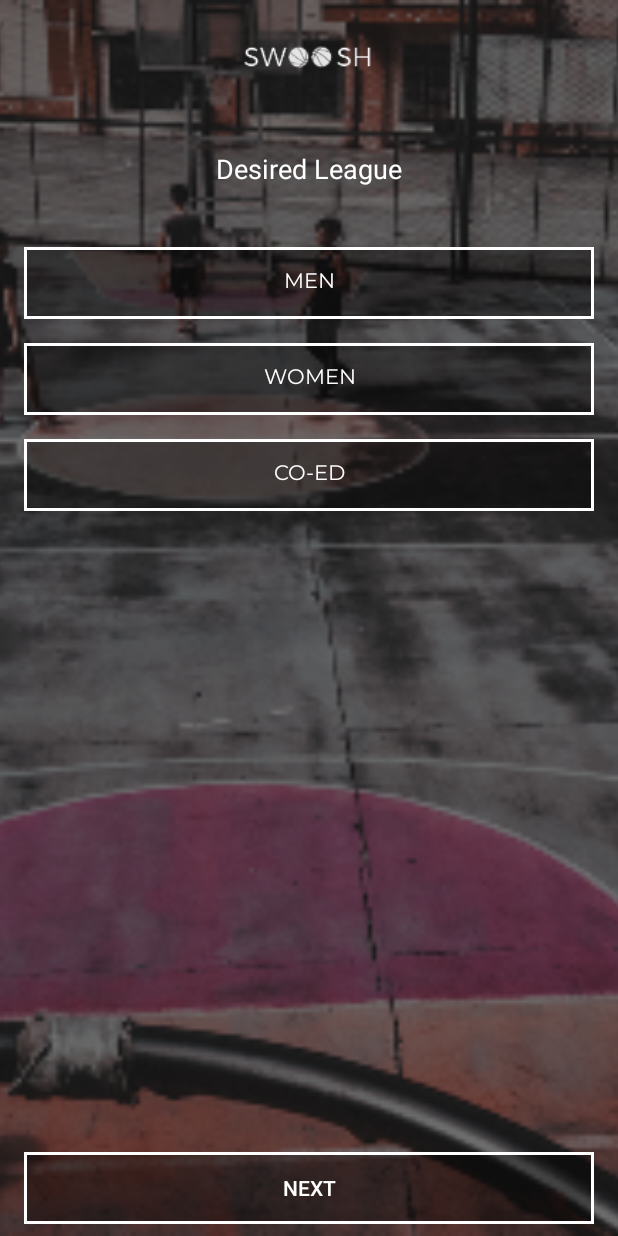
After one commit to sndpiper/Swoosh, an Android app: the LeagueActivity screen opened directly, with no data from a screen before it, on a phone screen of 412 x 824 dp. The commit adds this screen. Run offline under Robolectric (Android 15) with nearby library versions, the phone set to English and light mode, and no system bars.

Commit message:
league activity added

```diff
--- a/app/build.gradle
+++ b/app/build.gradle
@@ -24,7 +24,7 @@ android {
 
 dependencies {
     implementation fileTree(dir: 'libs', include: ['*.jar'])
-    implementation"org.jetbrains.kotlin:kotlin-stdlib-jre7:$kotlin_version"
+    implementation "org.jetbrains.kotlin:kotlin-stdlib-jre7:$kotlin_version"
     implementation 'com.android.support:appcompat-v7:26.1.0'
     implementation 'com.android.support.constraint:constraint-layout:1.0.2'
     testImplementation 'junit:junit:4.12'
--- a/app/src/main/AndroidManifest.xml
+++ b/app/src/main/AndroidManifest.xml
@@ -16,9 +16,12 @@
                 <category android:name="android.intent.category.LAUNCHER" />
             </intent-filter>
         </activity>
+
         <meta-data
             android:name="preloaded_fonts"
             android:resource="@array/preloaded_fonts" />
+
+        <activity android:name=".LeagueActivity" />
     </application>
 
 </manifest>
--- /dev/null
+++ b/app/src/main/java/com/mediasyncnow/swoosh/LeagueActivity.kt
@@ -0,0 +1,12 @@
+package com.mediasyncnow.swoosh
+
+import android.support.v7.app.AppCompatActivity
+import android.os.Bundle
+
+class LeagueActivity : AppCompatActivity() {
+
+    override fun onCreate(savedInstanceState: Bundle?) {
+        super.onCreate(savedInstanceState)
+        setContentView(R.layout.activity_league)
+    }
+}
--- /dev/null
+++ b/app/src/main/res/drawable/selector_toggle.xml
@@ -0,0 +1,10 @@
+<?xml version="1.0" encoding="utf-8"?>
+<selector xmlns:android="http://schemas.android.com/apk/res/android">
+
+    <item android:state_checked="true"
+        android:drawable="@drawable/swoosh_button_checked"/>
+
+    <item android:state_checked="false"
+        android:drawable="@drawable/swoosh_button"/>
+
+</selector>
--- /dev/null
+++ b/app/src/main/res/drawable/swoosh_button_checked.xml
@@ -0,0 +1,8 @@
+<?xml version="1.0" encoding="utf-8"?>
+<shape xmlns:android="http://schemas.android.com/apk/res/android">
+
+    <solid android:color="#592c3f"/>
+    <stroke android:color="@color/colorAccent"
+        android:width="3dp"/>
+
+</shape>
--- /dev/null
+++ b/app/src/main/res/layout/activity_league.xml
@@ -0,0 +1,95 @@
+<?xml version="1.0" encoding="utf-8"?>
+<android.support.constraint.ConstraintLayout xmlns:android="http://schemas.android.com/apk/res/android"
+    xmlns:app="http://schemas.android.com/apk/res-auto"
+    xmlns:tools="http://schemas.android.com/tools"
+    android:layout_width="match_parent"
+    android:layout_height="match_parent"
+    tools:context="com.mediasyncnow.swoosh.LeagueActivity">
+
+    <ImageView
+        android:layout_width="match_parent"
+        android:layout_height="match_parent"
+        android:src="@drawable/desiredleaguebg"
+        android:scaleType="centerCrop"/>
+
+    <ImageView
+        android:id="@+id/swooshLogo"
+        android:layout_width="88dp"
+        android:layout_height="28dp"
+        android:src="@drawable/swooshlogo"
+        app:layout_constraintStart_toStartOf="parent"
+        app:layout_constraintEnd_toEndOf="parent"
+        app:layout_constraintTop_toTopOf="parent"
+        android:layout_marginTop="24dp"/>
+
+    <TextView
+        android:id="@+id/desiredLeagueTxt"
+        android:layout_width="wrap_content"
+        android:layout_height="wrap_content"
+        android:text="Desired League"
+        android:textSize="18sp"
+        android:textColor="@color/colorAccent"
+        app:layout_constraintStart_toStartOf="parent"
+        app:layout_constraintTop_toBottomOf="@id/swooshLogo"
+        app:layout_constraintEnd_toEndOf="parent"
+        android:layout_marginTop="48dp"/>
+
+        <LinearLayout
+            android:layout_width="match_parent"
+            android:layout_height="wrap_content"
+            android:orientation="vertical"
+            app:layout_constraintTop_toBottomOf="@id/desiredLeagueTxt"
+            app:layout_constraintStart_toStartOf="parent"
+            app:layout_constraintEnd_toEndOf="parent"
+            android:layout_marginLeft="16dp"
+            android:layout_marginRight="16dp"
+            android:layout_marginTop="40dp">
+
+            <ToggleButton
+                android:layout_width="match_parent"
+                android:layout_height="wrap_content"
+                android:text="Men"
+                android:textColor="@color/colorAccent"
+                android:background="@drawable/selector_toggle"
+                android:textOff="Men"
+                android:textOn="Men"
+                android:fontFamily="@font/montserrat"/>
+
+            <ToggleButton
+                android:layout_width="match_parent"
+                android:layout_height="wrap_content"
+                android:text="Women"
+                android:textOff="Women"
+                android:textOn="Women"
+                android:fontFamily="@font/montserrat"
+                android:textColor="@color/colorAccent"
+                android:background="@drawable/selector_toggle"
+                android:layout_marginTop="16dp"/>
+
+            <ToggleButton
+                android:layout_width="match_parent"
+                android:layout_height="wrap_content"
+                android:text="Co-ed"
+                android:textOn="Co-ed"
+                android:textOff="Co-ed"
+                android:fontFamily="@font/montserrat"
+                android:textColor="@color/colorAccent"
+                android:background="@drawable/selector_toggle"
+                android:layout_marginTop="16dp"/>
+
+        </LinearLayout>
+
+    <Button
+        android:layout_width="match_parent"
+        android:layout_height="wrap_content"
+        android:text="NEXT"
+        app:layout_constraintBottom_toBottomOf="parent"
+        app:layout_constraintStart_toStartOf="parent"
+        app:layout_constraintEnd_toEndOf="parent"
+        android:textColor="@color/colorAccent"
+        android:background="@drawable/swoosh_button"
+        android:layout_marginLeft="16dp"
+        android:layout_marginRight="16dp"
+        android:layout_marginBottom="8dp"/>
+
+</android.support.constraint.ConstraintLayout>
--- a/app/src/main/res/layout/activity_welcome.xml
+++ b/app/src/main/res/layout/activity_welcome.xml
@@ -58,7 +58,7 @@
         android:id="@+id/text"
         android:layout_width="215dp"
         android:layout_height="50dp"
-        android:layout_marginTop="32dp"
+        android:layout_marginTop="40dp"
         android:fontFamily="@font/montserrat"
         android:singleLine="false"
         android:text="Find a team in your city and dominate the league"
@@ -69,13 +69,16 @@
         app:layout_constraintTop_toBottomOf="@+id/allOutTxt" />
 
     <Button
+        android:id="@+id/getStartedBtn"
         android:layout_width="match_parent"
         android:layout_height="wrap_content"
         android:text="GET STARTED"
         android:textStyle="bold"
         android:textColor="#f0f0f0"
         android:background="@drawable/swoosh_button"
-        android:layout_margin="8dp"
+        android:layout_marginBottom="8dp"
+        android:layout_marginLeft="16dp"
+        android:layout_marginRight="16dp"
         android:fontFamily="@font/montserrat"
         app:layout_constraintStart_toStartOf="parent"
         app:layout_constraintEnd_toEndOf="parent"
```
